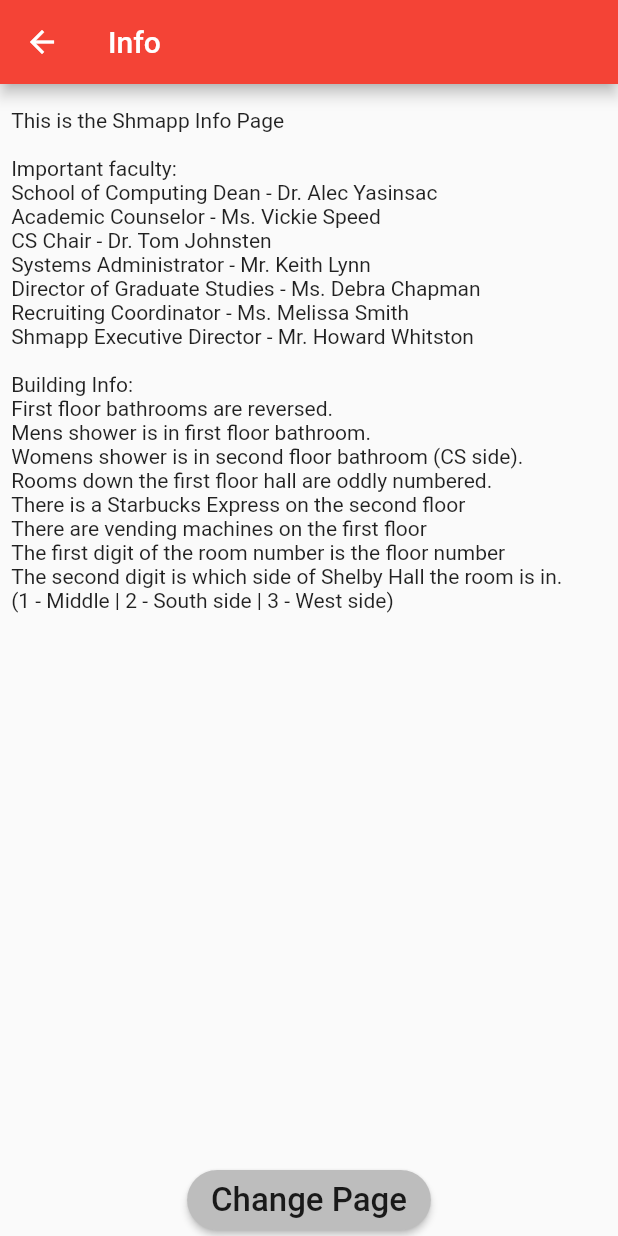
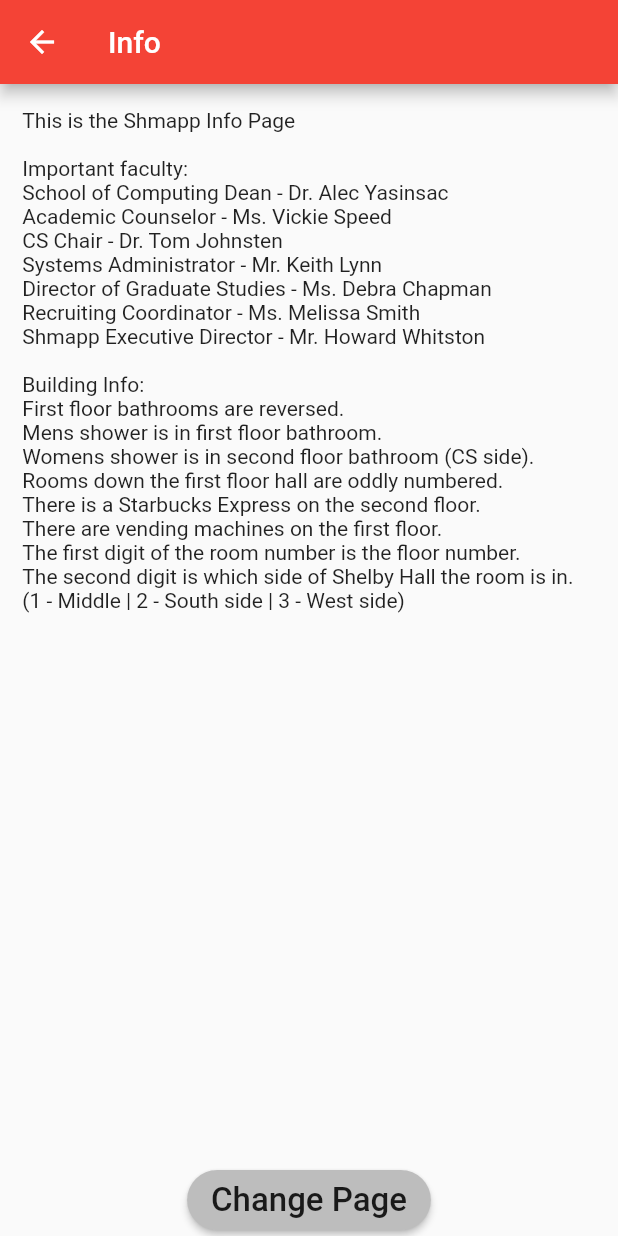
Before and after one commit to KotoKuraken/shmapp, a Flutter app: the MyInfoPage screen opened directly, on a phone screen of 412 x 824 dp. Run offline on Flutter 3.47's test engine with Material 2 defaults, Android fonts, the phone set to English and light mode, and no system bars; our stand-ins replace photo_view; missing offline and left inert: sqljocky5.

Commit message:
Info Page progress

```diff
--- a/lib/main.dart
+++ b/lib/main.dart
@@ -2037,13 +2037,16 @@
                     'Mens shower is in first floor bathroom.\n'
                     'Womens shower is in second floor bathroom (CS side).\n'
                     'Rooms down the first floor hall are oddly numbered.\n'
-                    'There is a Starbucks Express on the second floor\n'
-                    'There are vending machines on the first floor\n'
-                    'The first digit of the room number is the floor number\n'
+                    'There is a Starbucks Express on the second floor.\n'
+                    'There are vending machines on the first floor.\n'
+                    'The first digit of the room number is the floor number.\n'
                     'The second digit is which side of Shelby Hall the room is in.\n'
                     '(1 - Middle | 2 - South side | 3 - West side)\n',
+                  style: new TextStyle(
+                    fontSize: 14.0,
+                  ),
               ),
-              Spacer(flex: 5)],
+              Spacer(flex: 2)],
             ),
             new Spacer(flex: 1),
             new Row(
```
